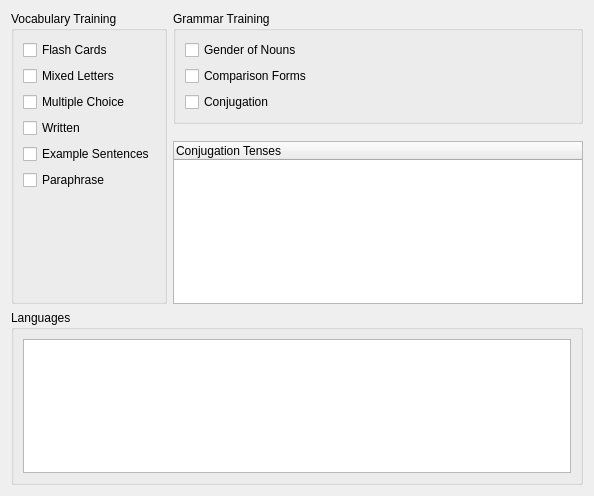
Before: the Qt Designer form src/configure-practice/configurepracticewidget.ui in KDE/parley, drawn with Qt 5.
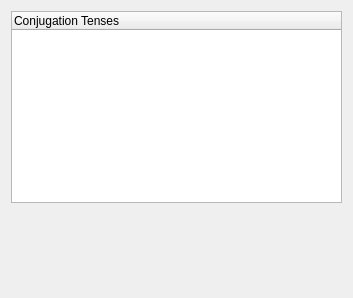
After: the same form once the commit is applied. Custom widgets are drawn as their Qt base class.

Commit message: put the selection of practice mode into the statistics-start-practice screen

```diff
--- a/src/configure-practice/configurepracticewidget.ui
+++ b/src/configure-practice/configurepracticewidget.ui
@@ -6,126 +6,15 @@
    <rect>
     <x>0</x>
     <y>0</y>
-    <width>594</width>
-    <height>496</height>
+    <width>353</width>
+    <height>298</height>
    </rect>
   </property>
   <layout class="QVBoxLayout" name="verticalLayout_2">
    <item>
     <layout class="QHBoxLayout" name="horizontalLayout_2">
-     <item>
-      <widget class="KButtonGroup" name="TestType">
-       <property name="title">
-        <string>Vocabulary Training</string>
-       </property>
-       <layout class="QVBoxLayout" name="verticalLayout_3">
-        <item>
-         <widget class="QCheckBox" name="kcfg_FlashCardPractice">
-          <property name="toolTip">
-           <string>In this mode you see the word in one language and then see the solution.
-You then decide if you knew the solution.</string>
-          </property>
-          <property name="text">
-           <string>Flash Cards</string>
-          </property>
-         </widget>
-        </item>
-        <item>
-         <widget class="QCheckBox" name="kcfg_MixedLetterPractice">
-          <property name="text">
-           <string>Mixed Letters</string>
-          </property>
-         </widget>
-        </item>
-        <item>
-         <widget class="QCheckBox" name="kcfg_MultipleChoicePractice">
-          <property name="text">
-           <string>Multiple Choice</string>
-          </property>
-         </widget>
-        </item>
-        <item>
-         <widget class="QCheckBox" name="kcfg_WrittenPractice">
-          <property name="text">
-           <string>Written</string>
-          </property>
-         </widget>
-        </item>
-        <item>
-         <widget class="QCheckBox" name="kcfg_ExampleSentencePractice">
-          <property name="text">
-           <string>Example Sentences</string>
-          </property>
-         </widget>
-        </item>
-        <item>
-         <widget class="QCheckBox" name="kcfg_ParaphrasePractice">
-          <property name="text">
-           <string>Paraphrase</string>
-          </property>
-         </widget>
-        </item>
-        <item>
-         <spacer name="verticalSpacer_2">
-          <property name="orientation">
-           <enum>Qt::Vertical</enum>
-          </property>
-          <property name="sizeHint" stdset="0">
-           <size>
-            <width>20</width>
-            <height>40</height>
-           </size>
-          </property>
-         </spacer>
-        </item>
-       </layout>
-      </widget>
-     </item>
      <item>
       <layout class="QVBoxLayout" name="verticalLayout">
-       <item>
-        <widget class="QGroupBox" name="OptionsGroupBox">
-         <property name="title">
-          <string>Grammar Training</string>
-         </property>
-         <layout class="QVBoxLayout" name="verticalLayout_4">
-          <item>
-           <widget class="QCheckBox" name="kcfg_GenderPractice">
-            <property name="text">
-             <string>Gender of Nouns</string>
-            </property>
-           </widget>
-          </item>
-          <item>
-           <widget class="QCheckBox" name="kcfg_ComparisonPractice">
-            <property name="text">
-             <string>Comparison Forms</string>
-            </property>
-           </widget>
-          </item>
-          <item>
-           <widget class="QCheckBox" name="kcfg_ConjugationPractice">
-            <property name="text">
-             <string>Conjugation</string>
-            </property>
-           </widget>
-          </item>
-         </layout>
-        </widget>
-       </item>
-       <item>
-        <spacer name="verticalSpacer">
-         <property name="orientation">
-          <enum>Qt::Vertical</enum>
-         </property>
-         <property name="sizeHint" stdset="0">
-          <size>
-           <width>20</width>
-           <height>40</height>
-          </size>
-         </property>
-        </spacer>
-       </item>
        <item>
         <widget class="QTreeWidget" name="tenseSelectionTreeWidget">
          <property name="rootIsDecorated">
@@ -145,18 +34,6 @@
      </item>
     </layout>
    </item>
-   <item>
-    <widget class="QGroupBox" name="languageGroupBox">
-     <property name="title">
-      <string>Languages</string>
-     </property>
-     <layout class="QVBoxLayout">
-      <item>
-       <widget class="QListWidget" name="LanguageList"/>
-      </item>
-     </layout>
-    </widget>
-   </item>
    <item>
     <spacer>
      <property name="orientation">
@@ -172,14 +49,6 @@
    </item>
   </layout>
  </widget>
- <customwidgets>
-  <customwidget>
-   <class>KButtonGroup</class>
-   <extends>QGroupBox</extends>
-   <header>kbuttongroup.h</header>
-   <container>1</container>
-  </customwidget>
- </customwidgets>
  <resources/>
  <connections/>
 </ui>
```
The commit also changes 11 other files.
